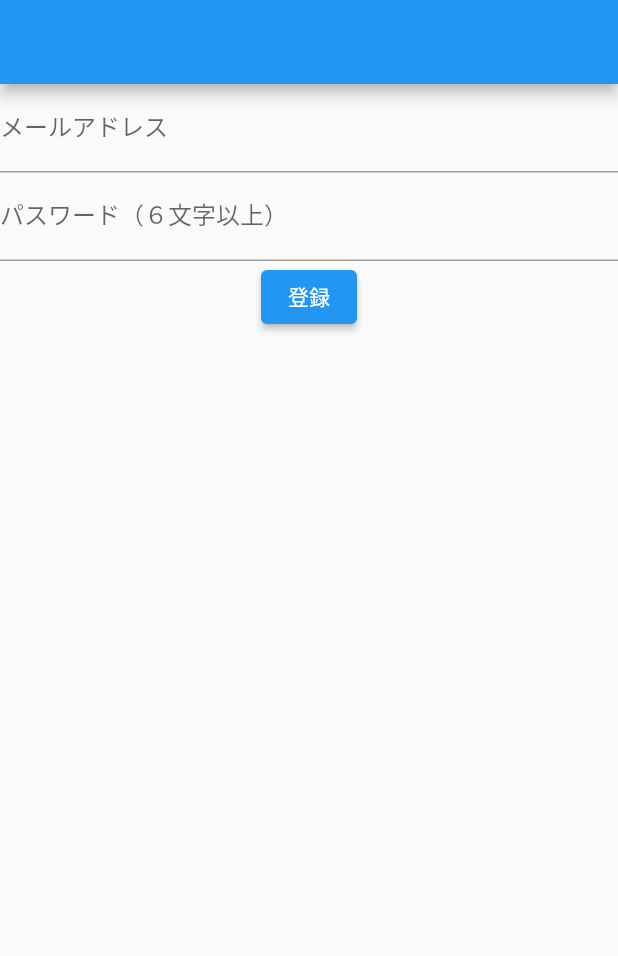
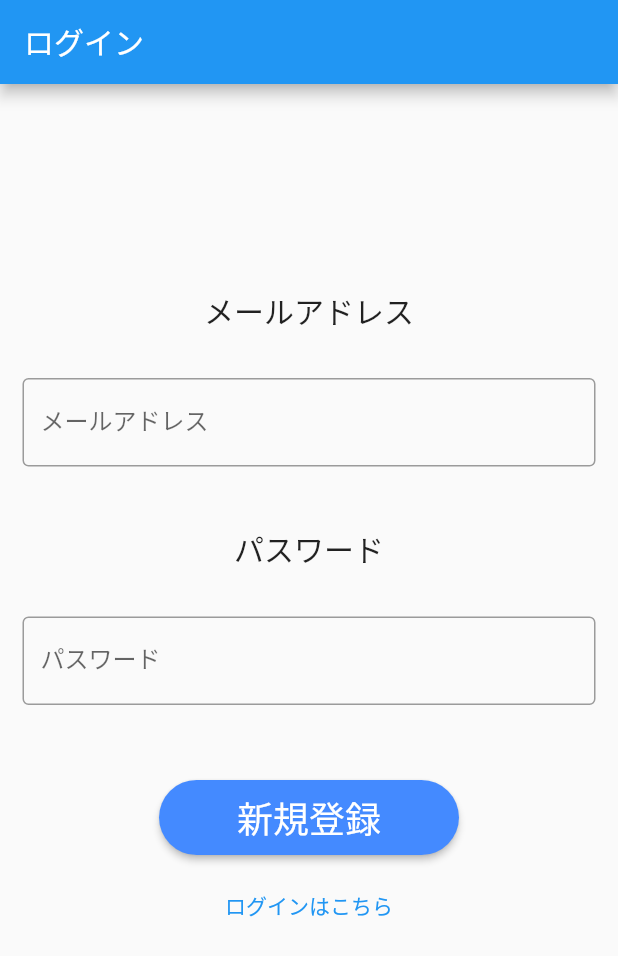
Before and after one commit to kurogoma-flutter/review_app_firebase_auth, a Flutter app: the RegistUserWithMail screen opened by its route, on a phone screen of 412 x 824 dp. Shown: the top 956 px of the screen. Run offline on Flutter 3.47's test engine with Material 2 defaults, Android fonts, the phone set to English and light mode, and no system bars; our stand-ins replace firebase_auth, firebase_core, go_router; accounts and stored records are empty.

Commit message:
➕ ユーザー登録画面の実装

```diff
--- a/lib/pages/auth/regist_user_with_mail.dart
+++ b/lib/pages/auth/regist_user_with_mail.dart
@@ -1,14 +1,14 @@
 import 'package:firebase_auth/firebase_auth.dart';
 import 'package:flutter/material.dart';
+import 'package:go_router/go_router.dart';
 
 import '../../components/dialog.dart';
 
-/**
- * ページ仕様
- * 1. メールアドレスとパスワードで登録できる
- * 2. パスワードの非表示はオンオフできる
- * 3. ログイン画面に遷移できる
- */
+/// ページ仕様
+/// 1. メールアドレスとパスワードで登録できる ✔
+/// 2. パスワードの非表示はオンオフできる
+/// 3. ログイン画面に遷移できる ✔
+
 class RegistUserWithMail extends StatefulWidget {
   const RegistUserWithMail({Key? key}) : super(key: key);
 
@@ -27,31 +27,86 @@ class _RegistUserWithMailState extends State<RegistUserWithMail> {
   @override
   Widget build(BuildContext context) {
     return Scaffold(
-      appBar: AppBar(),
+      appBar: AppBar(
+        title: const Text('ログイン'),
+      ),
       body: Center(
         child: Column(
+          mainAxisAlignment: MainAxisAlignment.center,
           children: [
-            /// TODO: バリデーション設定
-            TextFormField(
-              // テキスト入力のラベルを設定
-              decoration: const InputDecoration(labelText: "メールアドレス"),
-              onChanged: (String value) {
+            const Text(
+              'メールアドレス',
+              style: TextStyle(
+                fontSize: 20,
+              ),
+            ),
+            Container(
+              padding: const EdgeInsets.fromLTRB(15, 10, 15, 0),
+              margin: const EdgeInsets.symmetric(vertical: 20),
+              child: TextFormField(
+                autovalidateMode: AutovalidateMode.onUserInteraction, // 入力時バリデーション
+                cursorColor: Colors.blueAccent,
+                decoration: const InputDecoration(
+                  focusColor: Colors.red,
+                  labelText: 'メールアドレス',
+                  hintText: 'sample@gmail.com',
+                  focusedBorder: OutlineInputBorder(borderSide: BorderSide(color: Colors.blueAccent)),
+                  border: OutlineInputBorder(borderSide: BorderSide()),
+                ),
+                maxLines: 1,
+                onChanged: (value) {
                   setState(() {
                     newUserEmail = value;
                   });
                 },
+                validator: (value) {
+                  if (value == null || value.isEmpty) {
+                    return "入力してください";
+                  }
+                  return null;
+                },
               ),
-            TextFormField(
-              decoration: const InputDecoration(labelText: "パスワード（６文字以上）"),
-              // パスワードが見えないようにする
+            ),
+            const SizedBox(height: 20),
+            const Text(
+              'パスワード',
+              style: TextStyle(
+                fontSize: 20,
+              ),
+            ),
+            Container(
+              padding: const EdgeInsets.fromLTRB(15, 10, 15, 0),
+              margin: const EdgeInsets.symmetric(vertical: 20),
+              child: TextFormField(
+                autovalidateMode: AutovalidateMode.onUserInteraction, // 入力時バリデーション
+                cursorColor: Colors.blueAccent,
                 obscureText: true,
-              onChanged: (String value) {
+                decoration: const InputDecoration(
+                  focusColor: Colors.red,
+                  labelText: 'パスワード',
+                  hintText: 'Enter Your Password',
+                  focusedBorder: OutlineInputBorder(borderSide: BorderSide(color: Colors.blueAccent)),
+                  border: OutlineInputBorder(borderSide: BorderSide()),
+                ),
+                maxLines: 1,
+                onChanged: (value) {
                   setState(() {
                     newUserPassword = value;
                   });
                 },
+                validator: (value) {
+                  if (value == null || value.isEmpty) {
+                    return "入力してください";
+                  }
+                  return null;
+                },
               ),
-            ElevatedButton(
+            ),
+            const SizedBox(height: 30),
+            SizedBox(
+              height: 50,
+              width: 200,
+              child: ElevatedButton(
                 onPressed: () async {
                   try {
                     // メール/パスワードでユーザー登録
@@ -64,18 +119,48 @@ class _RegistUserWithMailState extends State<RegistUserWithMail> {
                       infoText = "登録されました";
                     });
 
-                  /// TODO: ログインに遷移 or そのままログインしてHomeへ遷移
+                    /// そのままログインしてHomeへ遷移
+                    final UserCredential login = await auth.signInWithEmailAndPassword(
+                      email: newUserEmail,
+                      password: newUserPassword,
+                    );
+                    // ログインに成功した場合
+                    final User user = login.user!;
+                    setState(() {
+                      infoText = "ログイン!";
+                    });
+                    // ホームに画面遷移
+                    return context.go('/');
                   } catch (e) {
-                  // 登録に失敗した場合
+                    // 登録・ログインに失敗した場合
                     setState(() {
                       infoText = e.toString().replaceAll(RegExp(r'\[.*\] '), '');
                     });
 
-                  return errorDialog('ログインエラー', infoText, context);
+                    return errorDialog('登録エラー', infoText, context);
                   }
                 },
-              child: const Text("登録"),
+                child: const Text(
+                  '新規登録',
+                  style: TextStyle(
+                    fontSize: 24,
                   ),
+                ),
+                style: ElevatedButton.styleFrom(
+                  primary: Colors.blueAccent,
+                  onPrimary: Colors.white,
+                  shape: const StadiumBorder(),
+                ),
+              ),
+            ),
+            const SizedBox(height: 10),
+            TextButton(
+              onPressed: () {
+                context.go('/login');
+              },
+              child: const Text('ログインはこちら'),
+            ),
+            const SizedBox(height: 60),
           ],
         ),
       ),
```
Lines whose indentation alone changed are shown as unchanged.
